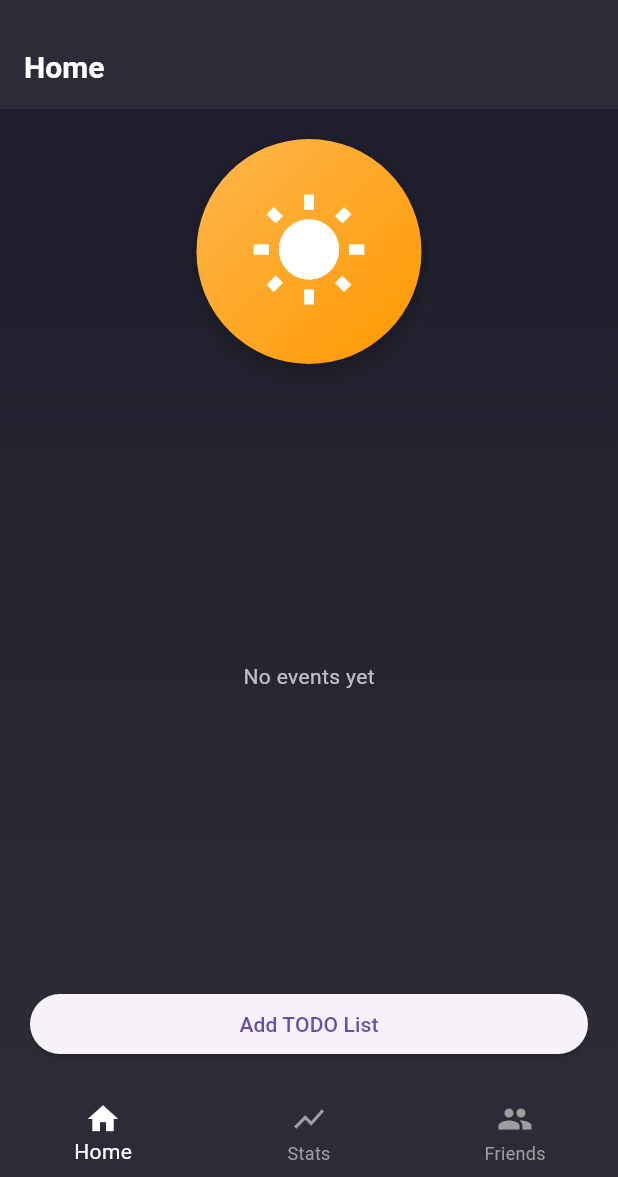
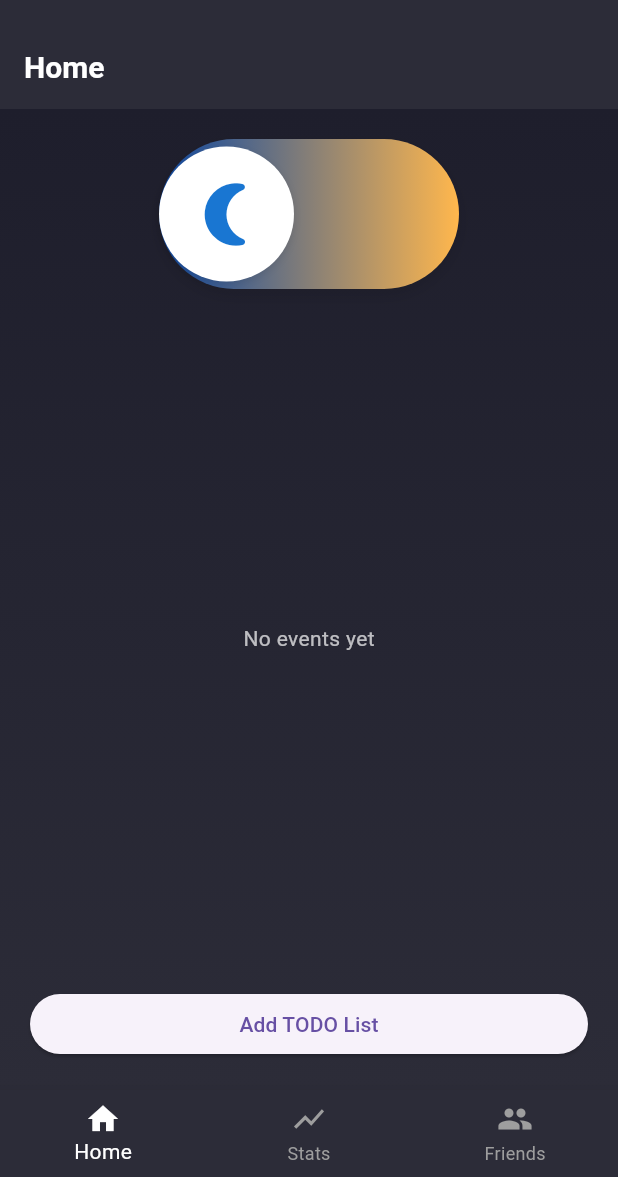
Before and after one commit to shinbehavior/beawake, a Flutter app: the screen it shows after launch, after a tap on "Skip", after a tap on the "logout" icon, after a tap on "Use Mock User 1", on a phone screen of 412 x 824 dp, the part 59-1236 px from its top. Run offline on Flutter 3.47's test engine with Material 3 defaults, Android fonts, the phone set to English and light mode, and no system bars; our stand-ins replace cloud_firestore, firebase_auth, firebase_core, flutter_riverpod, fluttertoast, liquid_pull_to_refresh and 2 more; accounts and stored records are empty.

Commit message:
button update, friends pull udate

```diff
--- /dev/null
+++ b/lib/models/friend.dart
@@ -0,0 +1,21 @@
+class Friend {
+  final String id;
+  final String name;
+  final String email;
+  final String avatarUrl;
+  final String currentState;
+  final DateTime currentStateTime;
+  final String previousState;
+  final DateTime previousStateTime;
+
+  Friend({
+    required this.id,
+    required this.name,
+    required this.email,
+    required this.avatarUrl,
+    required this.currentState,
+    required this.currentStateTime,
+    required this.previousState,
+    required this.previousStateTime,
+  });
+}
--- a/lib/providers/providers.dart
+++ b/lib/providers/providers.dart
@@ -1,6 +1,7 @@
 import 'package:flutter_riverpod/flutter_riverpod.dart';
 import '../services/firebase_service.dart';
 import '../services/friends_notifier.dart';
+import '../models/friend.dart';
 
 final firebaseServiceProvider = Provider<FirebaseService>((ref) => FirebaseService());
 
--- a/lib/screens/friends_screen.dart
+++ b/lib/screens/friends_screen.dart
@@ -1,11 +1,9 @@
 import 'package:flutter/material.dart';
 import 'package:flutter_riverpod/flutter_riverpod.dart';
-import 'package:pull_to_refresh/pull_to_refresh.dart';
-import '../services/firebase_service.dart';
+import 'package:liquid_pull_to_refresh/liquid_pull_to_refresh.dart';
 import '../providers/providers.dart';
+import '../models/friend.dart';
 import 'package:intl/intl.dart';
-import 'package:cloud_firestore/cloud_firestore.dart';
-import '../models/awake_sleep_event.dart';
 
 class FriendsScreen extends ConsumerStatefulWidget {
   final String userId;
@@ -17,7 +15,6 @@ class FriendsScreen extends ConsumerStatefulWidget {
 }
 
 class _FriendsScreenState extends ConsumerState<FriendsScreen> {
-  final RefreshController _refreshController = RefreshController(initialRefresh: false);
   final TextEditingController _searchController = TextEditingController();
   String _userFriendCode = '';
 
@@ -38,9 +35,8 @@ class _FriendsScreenState extends ConsumerState<FriendsScreen> {
     });
   }
 
-  void _onRefresh() async {
+  Future<void> _handleRefresh() async {
     await ref.read(friendsProvider.notifier).fetchFriends(widget.userId);
-    _refreshController.refreshCompleted();
   }
 
   void _showAddFriendDialog() {
@@ -136,9 +132,13 @@ class _FriendsScreenState extends ConsumerState<FriendsScreen> {
             ),
           ),
           Expanded(
-            child: SmartRefresher(
-              controller: _refreshController,
-              onRefresh: _onRefresh,
+            child: LiquidPullToRefresh(
+              onRefresh: _handleRefresh,
+              color: const Color(0xFF2C2C38),  // Adjust this color to match your theme
+              backgroundColor: Colors.blue[700],
+              height: 80,  // Reduced height
+              animSpeedFactor: 4,
+              showChildOpacityTransition: false,
               child: friends.isEmpty
                   ? _buildEmptyState()
                   : _buildFriendsList(friends),
@@ -169,33 +169,16 @@ class _FriendsScreenState extends ConsumerState<FriendsScreen> {
       itemCount: friends.length,
       itemBuilder: (context, index) {
         final friend = friends[index];
-        return FutureBuilder<List<Event>>(
-          future: ref.read(firebaseServiceProvider).fetchUserEvents(friend.id),
-          builder: (context, snapshot) {
-            if (snapshot.connectionState == ConnectionState.waiting) {
-              return _buildFriendListTile(friend, 'Loading...', '', Colors.grey);
-            }
-
-            if (snapshot.hasError || !snapshot.hasData || snapshot.data!.isEmpty) {
-              return _buildFriendListTile(friend, 'Status unavailable', '', Colors.grey);
-            }
-
-            final events = snapshot.data!;
-            final latestEvent = events.first;
-            String previousEventType = events.length > 1 ? events[1].type : 'Unknown';
-
-            final stateColor = latestEvent.type == 'awake' ? Colors.green : Colors.blue;
-            final currentStateString = '${latestEvent.type.capitalize()} since ${_formatTime(DateTime.parse(latestEvent.timestamp))}';
-            final previousStateString = 'Last ${previousEventType.capitalize()} at ${events.length > 1 ? _formatTime(DateTime.parse(events[1].timestamp)) : 'Unknown'}';
-
-            return _buildFriendListTile(friend, currentStateString, previousStateString, stateColor);
-          },
-        );
+        return _buildFriendListTile(friend);
       },
     );
   }
 
-  Widget _buildFriendListTile(Friend friend, String mainStatus, String subStatus, Color stateColor) {
+  Widget _buildFriendListTile(Friend friend) {
+    final stateColor = friend.currentState == 'awake' ? Colors.green : Colors.blue;
+    final currentStateString = '${friend.currentState.capitalize()} since ${_formatTime(friend.currentStateTime)}';
+    final previousStateString = 'Last ${friend.previousState.capitalize()} at ${_formatTime(friend.previousStateTime)}';
+
     return ListTile(
       leading: CircleAvatar(
         backgroundImage: NetworkImage(friend.avatarUrl),
@@ -206,32 +189,31 @@ class _FriendsScreenState extends ConsumerState<FriendsScreen> {
         crossAxisAlignment: CrossAxisAlignment.start,
         children: [
           Text(
-            mainStatus,
+            currentStateString,
             style: TextStyle(color: stateColor, fontSize: 14),
           ),
-          if (subStatus.isNotEmpty)
-            Text(
-              subStatus,
-              style: TextStyle(color: Colors.grey[400], fontSize: 12),
-            ),
+          Text(
+            previousStateString,
+            style: TextStyle(color: Colors.grey[400], fontSize: 12),
+          ),
         ],
       ),
       contentPadding: EdgeInsets.symmetric(vertical: 8, horizontal: 16),
     );
   }
 
-  String _formatTime(DateTime eventTime) {
+  String _formatTime(DateTime time) {
     final now = DateTime.now();
     final today = DateTime(now.year, now.month, now.day);
     final yesterday = today.subtract(Duration(days: 1));
-    final eventDate = DateTime(eventTime.year, eventTime.month, eventTime.day);
+    final eventDate = DateTime(time.year, time.month, time.day);
 
     if (eventDate == today) {
-      return DateFormat('HH:mm').format(eventTime);
+      return DateFormat('HH:mm').format(time);
     } else if (eventDate == yesterday) {
-      return 'Yesterday ${DateFormat('HH:mm').format(eventTime)}';
+      return 'Yesterday ${DateFormat('HH:mm').format(time)}';
     } else {
-      return DateFormat('MMM d, HH:mm').format(eventTime);
+      return DateFormat('MMM d, HH:mm').format(time);
     }
   }
 }
--- a/lib/services/firebase_service.dart
+++ b/lib/services/firebase_service.dart
@@ -3,6 +3,7 @@ import 'package:firebase_auth/firebase_auth.dart';
 import 'package:sign_in_with_apple/sign_in_with_apple.dart';
 import 'package:beawake/utils/friend_code.dart';
 import '../models/awake_sleep_event.dart';
+import '../models/friend.dart';
 
 class FirebaseService {
   final FirebaseFirestore _firestore = FirebaseFirestore.instance;
@@ -304,25 +305,3 @@ class FirebaseService {
     }
   }
 }
-
-class Friend {
-  final String id;
-  final String name;
-  final String email;
-  final String avatarUrl;
-  final String currentState;
-  final DateTime currentStateTime;
-  final String previousState;
-  final DateTime previousStateTime;
-
-  Friend({
-    required this.id,
-    required this.name,
-    required this.email,
-    required this.avatarUrl,
-    required this.currentState,
-    required this.currentStateTime,
-    required this.previousState,
-    required this.previousStateTime,
-  });
-}
--- a/lib/services/friends_notifier.dart
+++ b/lib/services/friends_notifier.dart
@@ -1,5 +1,6 @@
 import 'package:flutter_riverpod/flutter_riverpod.dart';
 import '../services/firebase_service.dart';
+import '../models/friend.dart';
 
 class FriendsNotifier extends StateNotifier<List<Friend>> {
   final FirebaseService _firebaseService;
--- a/lib/widgets/toggle_main_button.dart
+++ b/lib/widgets/toggle_main_button.dart
@@ -11,16 +11,21 @@ class AnimatedToggleButton extends ConsumerStatefulWidget {
 
 class _AnimatedToggleButtonState extends ConsumerState<AnimatedToggleButton> with SingleTickerProviderStateMixin {
   late AnimationController _controller;
-  late Animation<double> _scaleAnimation;
+  late Animation<double> _iconScaleAnimation;
+  late Animation<double> _iconRotateAnimation;
+  bool _isDragging = false;
 
   @override
   void initState() {
     super.initState();
     _controller = AnimationController(
       vsync: this,
-      duration: const Duration(milliseconds: 200),
+      duration: const Duration(milliseconds: 300),
     );
-    _scaleAnimation = Tween<double>(begin: 1.0, end: 1.1).animate(
+    _iconScaleAnimation = Tween<double>(begin: 1.0, end: 1.2).animate(
+      CurvedAnimation(parent: _controller, curve: Curves.easeInOut),
+    );
+    _iconRotateAnimation = Tween<double>(begin: 0, end: 0.5).animate(
       CurvedAnimation(parent: _controller, curve: Curves.easeInOut),
     );
   }
@@ -31,62 +36,156 @@ class _AnimatedToggleButtonState extends ConsumerState<AnimatedToggleButton> wit
     super.dispose();
   }
 
-  @override
-  Widget build(BuildContext context) {
-    final eventManager = ref.watch(eventManagerProvider);
+  void _onDragUpdate(DragUpdateDetails details) {
+    setState(() {
+      _isDragging = true;
+      _controller.value += details.primaryDelta! / 200;
+    });
+  }
 
-    return Center(
-      child: GestureDetector(
-        onTapDown: (_) => _controller.forward(),
-        onTapUp: (_) async {
-          _controller.reverse();
+  void _onDragEnd(DragEndDetails details) {
+    setState(() {
+      _isDragging = false;
+    });
+
+    if (_controller.value > 0.5) {
+      _controller.animateTo(1.0, curve: Curves.easeOut);
+      _toggleState(true);
+    } else {
+      _controller.animateTo(0.0, curve: Curves.easeOut);
+      _toggleState(false);
+    }
+  }
+
+  void _toggleState(bool isAwake) async {
+    final eventManager = ref.read(eventManagerProvider);
+    if (isAwake != eventManager.isAwake) {
       bool success = await eventManager.toggleEvent();
       if (!success) {
         ScaffoldMessenger.of(context).showSnackBar(
           SnackBar(content: Text("Cannot add the same event type consecutively.")),
         );
+        _controller.animateTo(isAwake ? 0.0 : 1.0, curve: Curves.easeOut);
+      } else {
+        // Trigger icon animation
+        _controller.forward(from: 0.0);
       }
-        },
-        child: ScaleTransition(
-          scale: _scaleAnimation,
-          child: AnimatedContainer(
-            duration: const Duration(milliseconds: 500),
-            width: 150,
-            height: 150,
+    }
+  }
+
+  @override
+  Widget build(BuildContext context) {
+    final eventManager = ref.watch(eventManagerProvider);
+    bool isAwake = eventManager.isAwake;
+
+    WidgetsBinding.instance.addPostFrameCallback((_) {
+      if (!_isDragging) {
+        _controller.animateTo(isAwake ? 1.0 : 0.0, duration: Duration(milliseconds: 300), curve: Curves.easeOut);
+      }
+    });
+
+    return Center(
+      child: GestureDetector(
+        onHorizontalDragUpdate: _onDragUpdate,
+        onHorizontalDragEnd: _onDragEnd,
+        child: AnimatedBuilder(
+          animation: _controller,
+          builder: (context, child) {
+            return Container(
+              width: 200,
+              height: 100,
               decoration: BoxDecoration(
+                borderRadius: BorderRadius.circular(50),
                 gradient: LinearGradient(
-                colors: eventManager.isAwake
-                    ? [Colors.orange[300]!, Colors.orange[500]!]
-                    : [Colors.blue[700]!, Colors.blue[900]!],
-                begin: Alignment.topLeft,
-                end: Alignment.bottomRight,
+                  colors: [
+                    Colors.blue[900]!,
+                    Color.lerp(Colors.blue[900]!, Colors.orange[300]!, _controller.value)!,
+                    Colors.orange[300]!,
+                  ],
+                  stops: [0.0, _controller.value, 1.0],
                 ),
                 boxShadow: [
                   BoxShadow(
-                  color: Colors.black26,
-                  blurRadius: 10,
-                  offset: const Offset(0, 5),
+                    color: Colors.black.withOpacity(0.1),
+                    blurRadius: 8,
+                    offset: Offset(0, 4),
                   ),
                 ],
-              borderRadius: BorderRadius.circular(75),
+              ),
+              child: Stack(
+                children: [
+                  // Sleep icon (left side)
+                  Positioned(
+                    left: 20,
+                    top: 25,
+                    child: Opacity(
+                      opacity: 1 - _controller.value,
+                      child: Icon(
+                        Icons.nightlight_round,
+                        color: Colors.white,
+                        size: 50,
+                      ),
+                    ),
+                  ),
+                  // Awake icon (right side)
+                  Positioned(
+                    right: 20,
+                    top: 25,
+                    child: Opacity(
+                      opacity: _controller.value,
+                      child: Icon(
+                        Icons.wb_sunny,
+                        color: Colors.white,
+                        size: 50,
+                      ),
+                    ),
+                  ),
+                  // Sliding button
+                  Positioned(
+                    left: _controller.value * 100,
+                    top: 5,
+                    child: Container(
+                      width: 90,
+                      height: 90,
+                      decoration: BoxDecoration(
+                        shape: BoxShape.circle,
+                        color: Colors.white,
+                        boxShadow: [
+                          BoxShadow(
+                            color: Colors.black.withOpacity(0.1),
+                            blurRadius: 4,
+                            offset: Offset(0, 2),
+                          ),
+                        ],
                       ),
                       child: Center(
-              child: eventManager.isAwake
-                  ? Icon(Icons.wb_sunny, size: 80, color: Colors.white)
-                  : Stack(
-                      alignment: Alignment.center,
-                      children: [
-                        Icon(Icons.nightlight_round, size: 80, color: Colors.white),
-                        Positioned(
-                          top: 20,
-                          child: Icon(Icons.star, size: 20, color: Colors.yellow[600]),
-                        ),
-                      ],
+                        child: ScaleTransition(
+                          scale: _iconScaleAnimation,
+                          child: RotationTransition(
+                            turns: _iconRotateAnimation,
+                            child: AnimatedSwitcher(
+                              duration: Duration(milliseconds: 200),
+                              transitionBuilder: (Widget child, Animation<double> animation) {
+                                return FadeTransition(opacity: animation, child: child);
+                              },
+                              child: Icon(
+                                _controller.value > 0.5 ? Icons.wb_sunny : Icons.nightlight_round,
+                                key: ValueKey<bool>(_controller.value > 0.5),
+                                color: Color.lerp(Colors.blue[700], Colors.orange[500], _controller.value),
+                                size: 50,
                               ),
                             ),
                           ),
                         ),
                       ),
+                    ),
+                  ),
+                ],
+              ),
+            );
+          },
+        ),
+      ),
     );
   }
 }
--- a/pubspec.yaml
+++ b/pubspec.yaml
@@ -47,6 +47,7 @@ dependencies:
   google_fonts: ^5.1.0
   font_awesome_flutter: ^10.5.0
   timeago: ^3.1.0
+  liquid_pull_to_refresh: ^3.0.1
 
   # The following adds the Cupertino Icons font to your application.
   # Use with the CupertinoIcons class for iOS style icons.
```
Also changed, not shown: pubspec.lock. Lines whose indentation alone changed are shown as unchanged.
